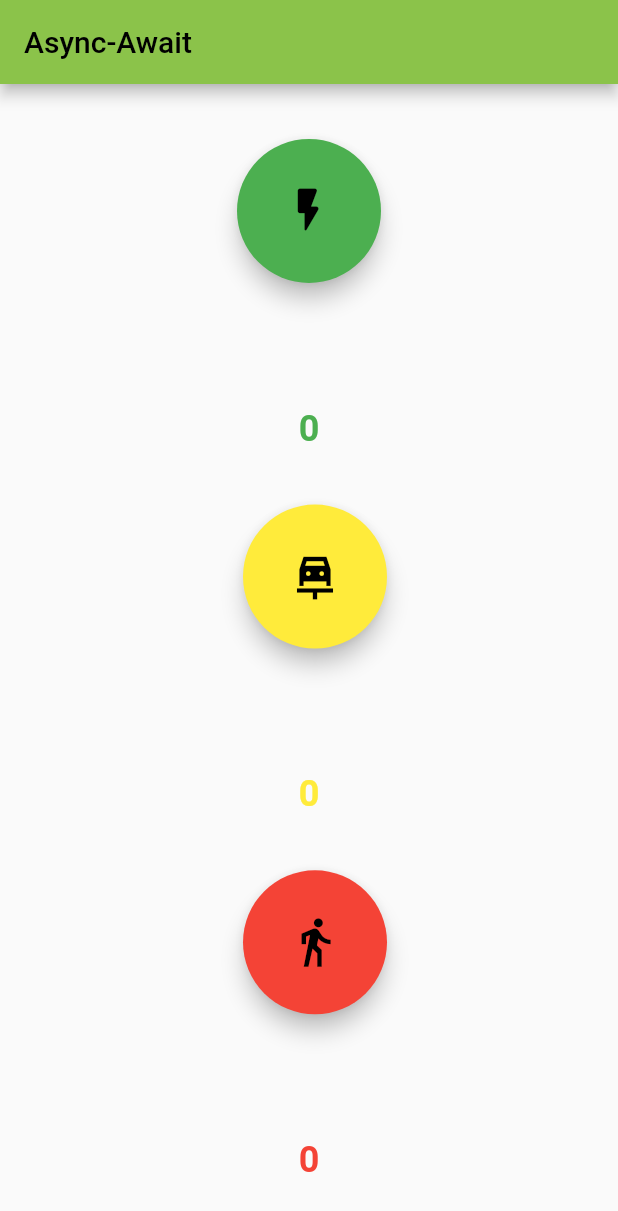
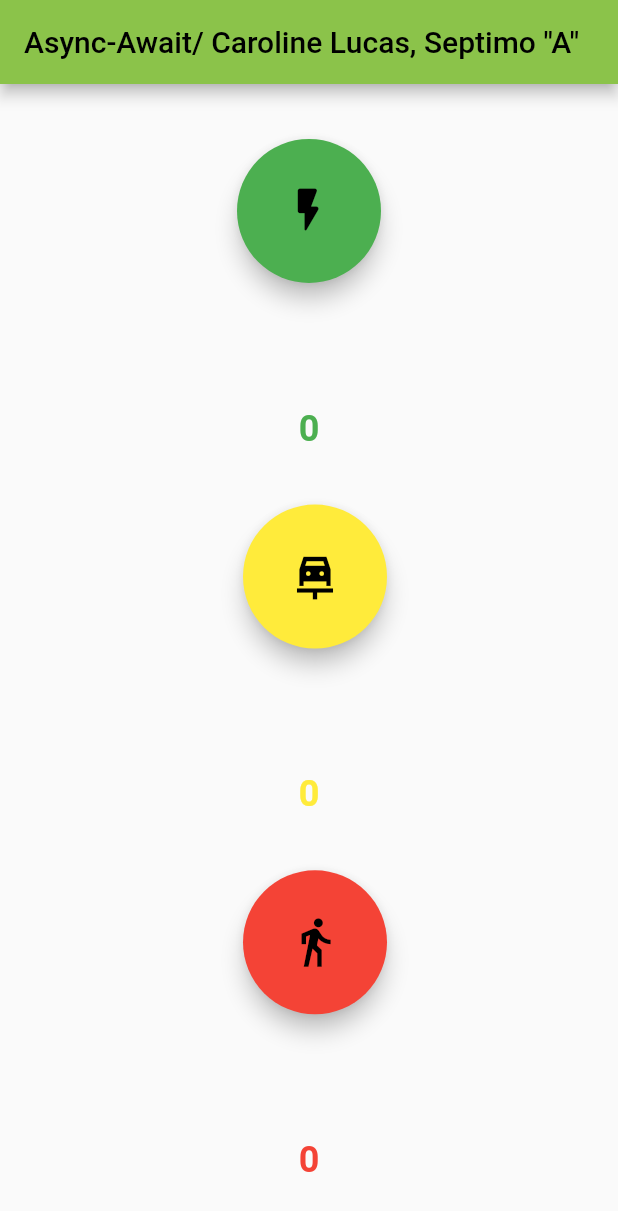
Before and after one commit to caroline2684/asynawait, a Flutter app: the screen it shows after launch, on a phone screen of 412 x 824 dp. Shown: the top 1211 px of the screen. Run offline on Flutter 3.47's test engine with Material 2 defaults, Android fonts, the phone set to English and light mode, and no system bars; Roboto replaces fonts that are missing (Poppins).

Commit message:
Práctica Asincronía en Flutter

```diff
--- a/lib/main.dart
+++ b/lib/main.dart
@@ -38,7 +38,7 @@ class _FabExampleState extends State<FabExample>{
   Widget build(BuildContext context) {
     return Scaffold(
       appBar: AppBar(
-        title: const Text('Async-Await'),
+        title: const Text('Async-Await/ Caroline Lucas, Septimo "A" '),
       ),
       body: Center(
         child: Column(
```
